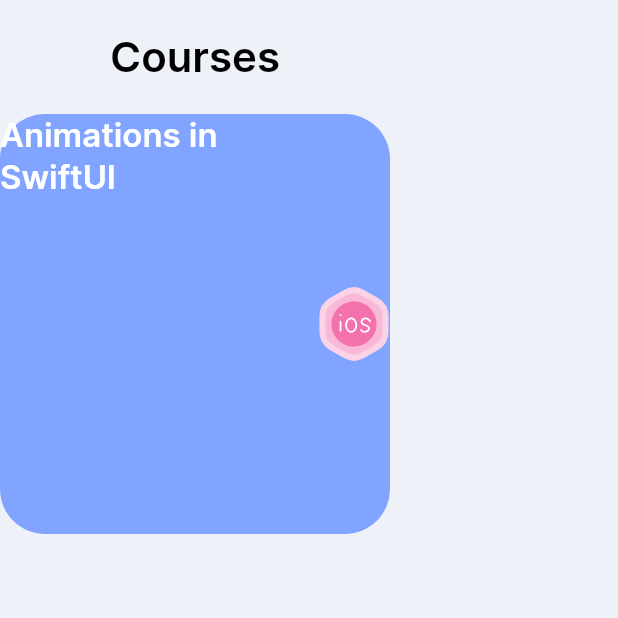
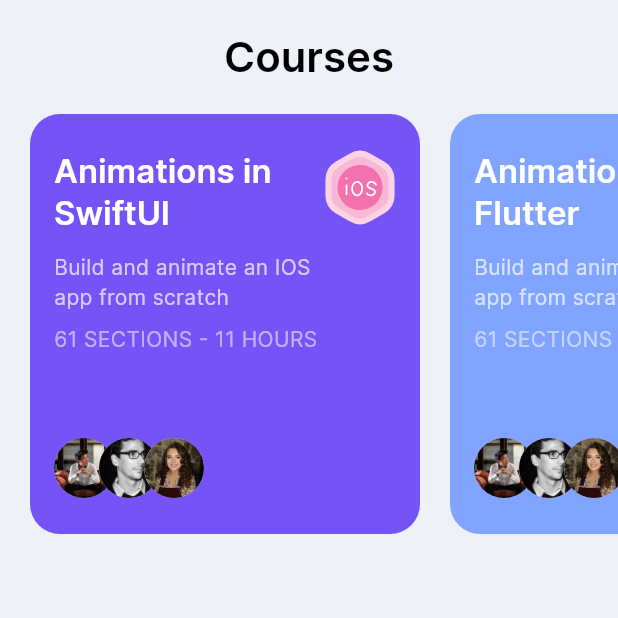
Before and after one commit to guille552/Build-an-Animated-App-with-Rive-and-Flutter-Starting, a Flutter app: the HomeScreen screen opened directly, on a phone screen of 412 x 824 dp, the top half of it. Run offline on Flutter 3.47's test engine with Material 3 defaults, Android fonts, the phone set to English and light mode, and no system bars; our stand-ins replace flutter_svg, rive.

Commit message:
27-05-2024
cursos: modelo y vista

```diff
--- /dev/null
+++ b/lib/model/course.dart
@@ -0,0 +1,38 @@
+//MODELO PARA EL CURSO
+import 'package:flutter/material.dart';
+
+class Course {
+  final String title, description, iconSrc;
+  final Color bgColor;
+
+  Course({
+    required this.title,
+    this.description = "Build and animate an IOS app from scratch",
+    this.iconSrc = "assets/icons/ios.svg",
+    this.bgColor = const Color(0xFF7553F6),
+  });
+}
+
+List<Course> courses = [
+  Course(title: "Animations in SwiftUI"),
+  Course(
+    title: "Animations in Flutter",
+    iconSrc: "assets/icons/code.svg",
+    bgColor: const Color(0xFF80A4FF),
+  ),
+];
+
+List<Course> recentCourses = [
+  Course(title: "State Machine"),
+  Course(
+    title: "Animated Menu",
+    bgColor: const Color(0xFF9CC5FF),
+    iconSrc: "assets/icons/code.svg",
+  ),
+  Course(title: "Flutter with Rive"),
+  Course(
+    title: "Animated Menu",
+    bgColor: const Color(0xFF9CC5FF),
+    iconSrc: "assets/icons/code.svg",
+  ),
+];
--- /dev/null
+++ b/lib/screens/home/components/course_card.dart
@@ -0,0 +1,70 @@
+import 'package:flutter/material.dart';
+import 'package:flutter_svg/flutter_svg.dart';
+import '../../../model/course.dart';
+
+class CourseCard extends StatelessWidget {
+  const CourseCard({
+    Key? key,
+    required this.course,
+  }) : super(key: key);
+
+  final Course course;
+
+  @override
+  Widget build(BuildContext context) {
+    return Container(
+      padding: EdgeInsets.symmetric(horizontal: 16, vertical: 24),
+      height: 280,
+      width: 260,
+      decoration: BoxDecoration(
+        color: course.bgColor,
+        borderRadius: BorderRadius.all(
+          Radius.circular(20),
+        ),
+      ),
+      child: Row(
+        crossAxisAlignment: CrossAxisAlignment.start,
+        children: [
+          Expanded(
+            child: Column(
+              crossAxisAlignment: CrossAxisAlignment.start,
+              children: [
+                Text(
+                  course.title,
+                  style: Theme.of(context).textTheme.titleLarge!.copyWith(
+                      color: Colors.white, fontWeight: FontWeight.w600),
+                ),
+                Padding(
+                  padding: const EdgeInsets.only(top: 12, bottom: 8),
+                  child: Text(
+                    course.description,
+                    style: TextStyle(color: Colors.white70),
+                  ),
+                ),
+                Text(
+                  "61 SECTIONS - 11 HOURS",
+                  style: TextStyle(color: Colors.white54),
+                ),
+                Spacer(),
+                Row(
+                  children: List.generate(
+                    3,
+                    (index) => Transform.translate(
+                      offset: Offset((-10 * index).toDouble(), 0),
+                      child: CircleAvatar(
+                        radius: 20,
+                        backgroundImage: AssetImage(
+                            "assets/avaters/Avatar ${index + 1}.jpg"),
+                      ),
+                    ),
+                  ),
+                ),
+              ],
+            ),
+          ),
+          SvgPicture.asset(course.iconSrc)
+        ],
+      ),
+    );
+  }
+}
--- a/lib/screens/home/home_screen.dart
+++ b/lib/screens/home/home_screen.dart
@@ -1,5 +1,8 @@
 import 'package:flutter/material.dart';
-import 'package:flutter_svg/svg.dart';
+import 'package:flutter/widgets.dart';
+import 'package:rive_animation/screens/home/components/course_card.dart';
+
+import '../../model/course.dart';
 
 class HomeScreen extends StatelessWidget {
   const HomeScreen({super.key});
@@ -20,33 +23,16 @@ class HomeScreen extends StatelessWidget {
                     .copyWith(color: Colors.black, fontWeight: FontWeight.w600),
               ),
             ),
-            Container(
-              height: 280,
-              width: 260,
-              decoration: BoxDecoration(
-                color: Color(0xFF80A4FF),
-                borderRadius: BorderRadius.all(
-                  Radius.circular(30),
-                ),
-              ),
+            SingleChildScrollView(
+              scrollDirection: Axis.horizontal,
               child: Row(
                 children: [
-                  Expanded(
-                    child: Column(
-                      children: [
-                        Text(
-                          "Animations in SwiftUI",
-                          style: Theme.of(context)
-                              .textTheme
-                              .titleLarge!
-                              .copyWith(
-                                  color: Colors.white,
-                                  fontWeight: FontWeight.w600),
-                        )
-                      ],
-                    ),
-                  ),
-                  SvgPicture.asset("assets/icons/ios.svg")
+                  ...courses
+                      .map((course) => Padding(
+                            padding: const EdgeInsets.only(left: 20),
+                            child: CourseCard(course: course),
+                          ))
+                      .toList(),
                 ],
               ),
             )
```
